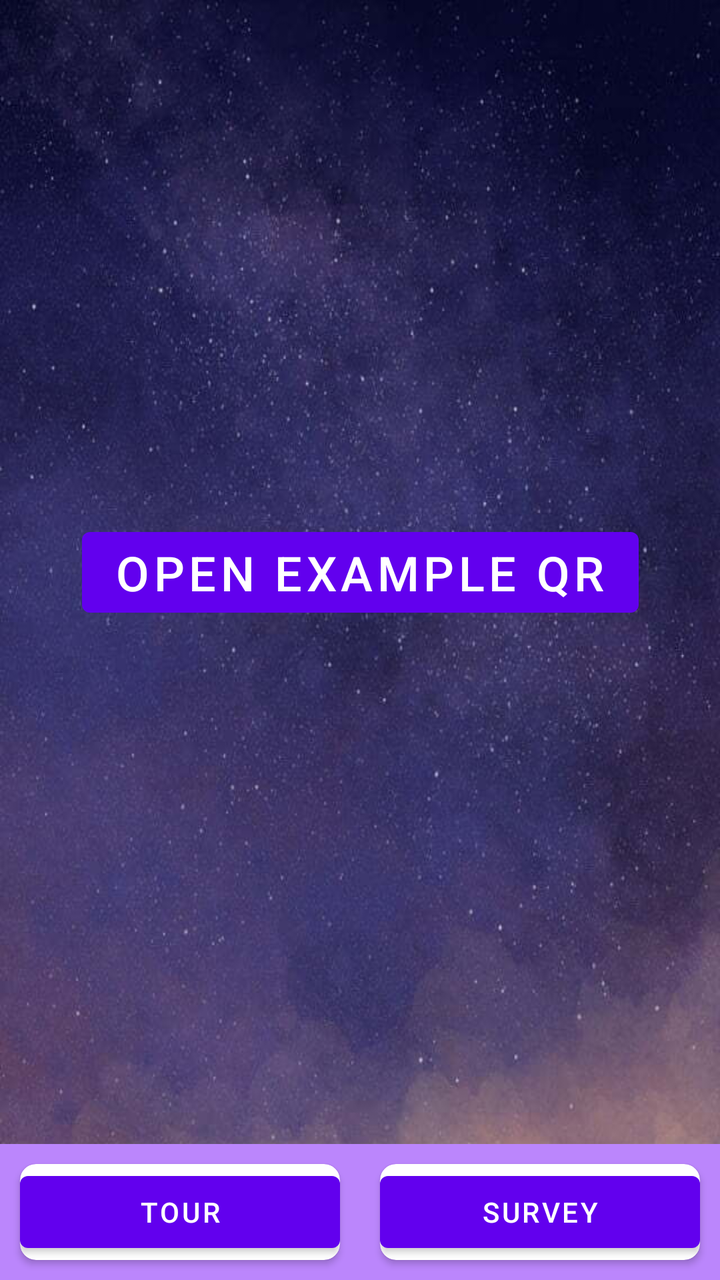
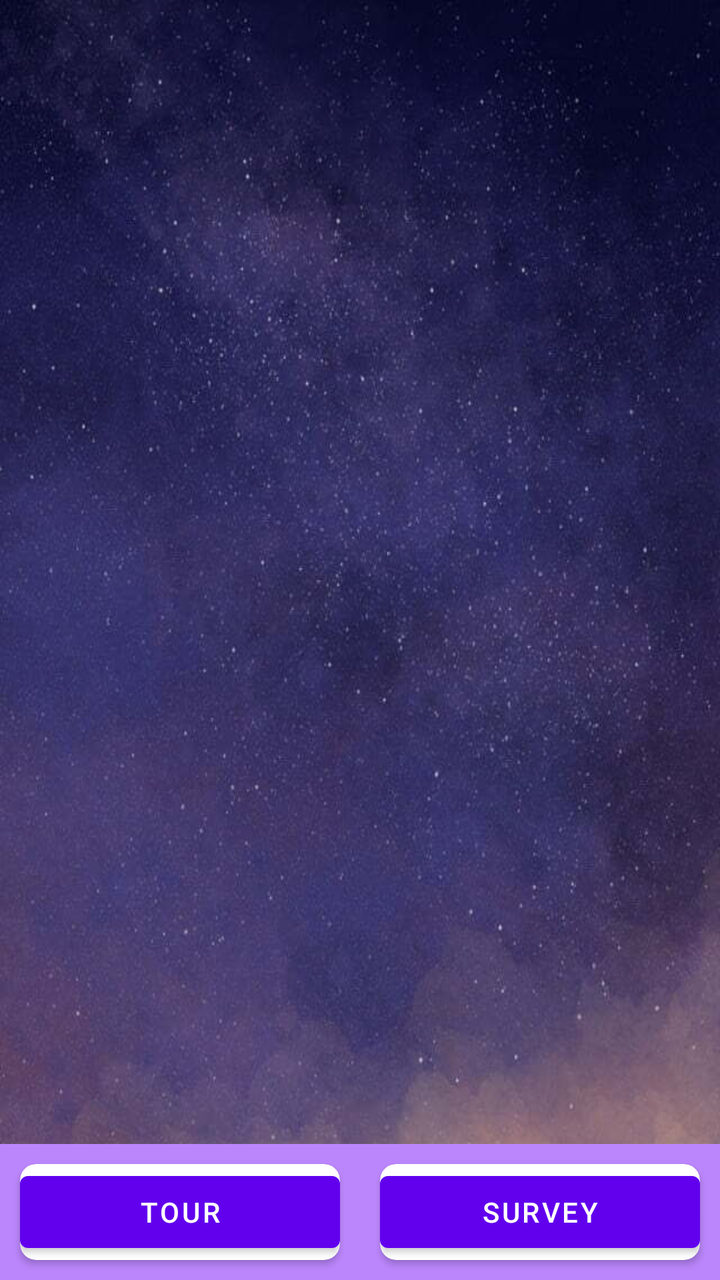

Screens rendered from an Android XML layout before and after an edit, with the pre-edit source and the edit as a unified diff.
<!-- AndroidManifest.xml: application theme Theme.TemiTour -->
<!-- res/layout/activity_main.xml -->
<?xml version="1.0" encoding="utf-8"?>
<androidx.constraintlayout.widget.ConstraintLayout xmlns:android="http://schemas.android.com/apk/res/android"
    xmlns:app="http://schemas.android.com/apk/res-auto"
    xmlns:tools="http://schemas.android.com/tools"
    android:layout_width="match_parent"
    android:layout_height="match_parent"
    android:background="@drawable/starnight"
    tools:context=".MainActivity">

    <LinearLayout
        android:id="@+id/linearLayout"
        android:layout_width="0dp"
        android:layout_height="wrap_content"
        android:background="@color/purple_200"
        android:orientation="horizontal"
        app:layout_constraintBottom_toBottomOf="parent"
        app:layout_constraintEnd_toEndOf="parent"
        app:layout_constraintStart_toStartOf="parent">

        <androidx.cardview.widget.CardView
            android:layout_width="match_parent"
            android:layout_height="match_parent"
            android:layout_margin="10dp"
            android:layout_weight="1"
            app:cardCornerRadius="8dp"
            tools:layout_editor_absoluteX="2dp"
            tools:layout_editor_absoluteY="693dp">

            <Button
                android:id="@+id/tour_button"
                android:layout_width="match_parent"
                android:layout_height="match_parent"
                android:text="@string/tour"
                tools:ignore="InvalidId" />


        </androidx.cardview.widget.CardView>

        <androidx.cardview.widget.CardView
            android:layout_width="match_parent"
            android:layout_height="match_parent"
            android:layout_margin="10dp"
            android:layout_weight="1"
            app:cardCornerRadius="8dp"
            tools:layout_editor_absoluteX="2dp"
            tools:layout_editor_absoluteY="693dp">

            <Button
                android:id="@+id/survey_button"
                android:layout_width="match_parent"
                android:layout_height="match_parent"
                android:text="@string/survey"
                tools:ignore="InvalidId" />

        </androidx.cardview.widget.CardView>
    </LinearLayout>

    <Button
        android:id="@+id/exampleButton"
        android:layout_width="wrap_content"
        android:layout_height="wrap_content"
        android:text="Open Example QR"
        android:textSize="24sp"
        app:layout_constraintBottom_toTopOf="@+id/linearLayout"
        app:layout_constraintEnd_toEndOf="parent"
        app:layout_constraintStart_toStartOf="parent"
        app:layout_constraintTop_toTopOf="parent" />

</androidx.constraintlayout.widget.ConstraintLayout>
<!-- resources referenced by this layout -->
<resources>
  <color name="purple_200">#FFBB86FC</color>
  <!-- drawable starnight: jpg bitmap (drawable, 50831 bytes) -->
  <string name="survey">Survey</string>
  <string name="tour">Tour</string>
  <style name="Theme.TemiTour" parent="Theme.MaterialComponents.DayNight.DarkActionBar">
          
          <item name="colorPrimary">@color/purple_500</item>
          <item name="colorPrimaryVariant">@color/purple_700</item>
          <item name="colorOnPrimary">@color/white</item>
          
          <item name="colorSecondary">@color/teal_200</item>
          <item name="colorSecondaryVariant">@color/teal_700</item>
          <item name="colorOnSecondary">@color/black</item>
          
          <item name="android:statusBarColor" tools:targetApi="l">?attr/colorPrimaryVariant</item>
          
          <item name="buttonBarNegativeButtonStyle">@style/NegativeButtonStyle</item>
          <item name="buttonBarPositiveButtonStyle">@style/PositiveButtonStyle</item>
      </style>
  <color name="purple_500">#FF6200EE</color>
  <color name="purple_700">#FF3700B3</color>
  <color name="white">#FFFFFFFF</color>
  <color name="teal_200">#FF03DAC5</color>
  <color name="teal_700">#FF018786</color>
  <color name="black">#FF000000</color>
  <style name="NegativeButtonStyle" parent="Widget.AppCompat.Button.ButtonBar.AlertDialog">
          <item name="android:textColor">@color/dark_red</item>
      </style>
  <style name="PositiveButtonStyle" parent="Widget.AppCompat.Button.ButtonBar.AlertDialog">
          <item name="android:textColor">@color/bright_green</item>
      </style>
  <color name="dark_red">#BD1D1D</color>
  <color name="bright_green">#FF0CD337</color>
</resources>

<!-- the commit's change to res/layout/activity_main.xml (unified diff, before → after) -->
@@ -55,15 +55,4 @@
         </androidx.cardview.widget.CardView>
     </LinearLayout>
 
-    <Button
-        android:id="@+id/exampleButton"
-        android:layout_width="wrap_content"
-        android:layout_height="wrap_content"
-        android:text="Open Example QR"
-        android:textSize="24sp"
-        app:layout_constraintBottom_toTopOf="@+id/linearLayout"
-        app:layout_constraintEnd_toEndOf="parent"
-        app:layout_constraintStart_toStartOf="parent"
-        app:layout_constraintTop_toTopOf="parent" />
-
 </androidx.constraintlayout.widget.ConstraintLayout>
